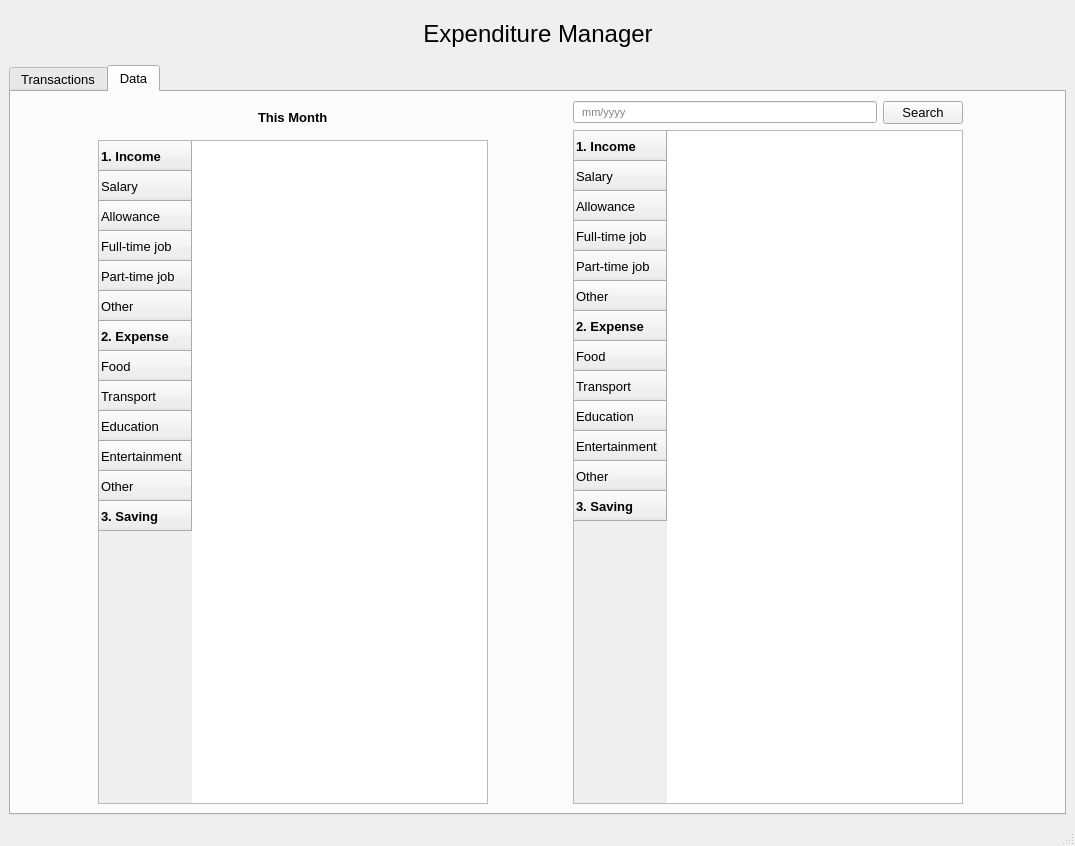
Above: ui_files/Inter_MainWindow.ui from thinh-doan/Expenditure_Manager before the change. Below: the same form after it.
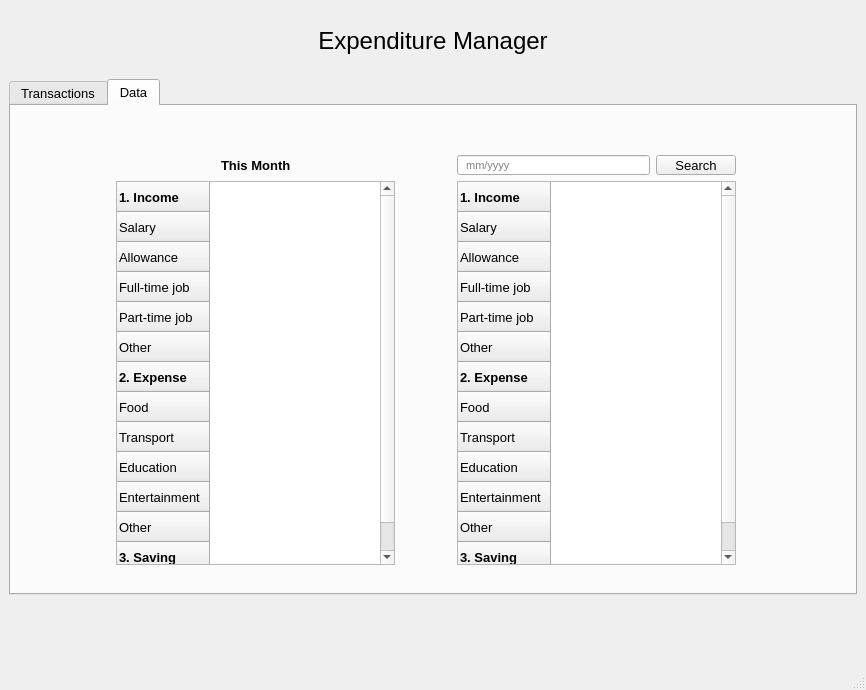
That is the form after the change. Icons and pictures are not drawn.

Commit message: sửa layout

What changed in the file:
```diff
--- a/ui_files/Inter_MainWindow.ui
+++ b/ui_files/Inter_MainWindow.ui
@@ -6,8 +6,8 @@
    <rect>
     <x>0</x>
     <y>0</y>
-    <width>1075</width>
-    <height>846</height>
+    <width>866</width>
+    <height>690</height>
    </rect>
   </property>
   <property name="font">
@@ -19,7 +19,7 @@
    <string>Expenditure Manager</string>
   </property>
   <widget class="QWidget" name="centralwidget">
-   <layout class="QVBoxLayout" name="verticalLayout_5" stretch="1,15">
+   <layout class="QVBoxLayout" name="verticalLayout_5" stretch="1,8,1">
     <item>
      <layout class="QHBoxLayout" name="horizontalLayout">
       <item>
@@ -401,7 +401,7 @@
        <attribute name="title">
         <string>Data</string>
        </attribute>
-       <layout class="QHBoxLayout" name="horizontalLayout_8" stretch="1,5,1,5,1,0">
+       <layout class="QHBoxLayout" name="horizontalLayout_8" stretch="1,0,5,1,5,0,1,0">
         <item>
          <spacer name="horizontalSpacer_15">
           <property name="orientation">
@@ -416,7 +416,33 @@
          </spacer>
         </item>
         <item>
-         <layout class="QVBoxLayout" name="verticalLayout_3" stretch="1,20">
+         <spacer name="horizontalSpacer_18">
+          <property name="orientation">
+           <enum>Qt::Horizontal</enum>
+          </property>
+          <property name="sizeHint" stdset="0">
+           <size>
+            <width>40</width>
+            <height>20</height>
+           </size>
+          </property>
+         </spacer>
+        </item>
+        <item>
+         <layout class="QVBoxLayout" name="verticalLayout_3" stretch="0,1,20,1">
+          <item>
+           <spacer name="verticalSpacer_7">
+            <property name="orientation">
+             <enum>Qt::Vertical</enum>
+            </property>
+            <property name="sizeHint" stdset="0">
+             <size>
+              <width>20</width>
+              <height>40</height>
+             </size>
+            </property>
+           </spacer>
+          </item>
           <item>
            <layout class="QHBoxLayout" name="horizontalLayout_7">
             <item>
@@ -573,6 +599,19 @@
             </row>
            </widget>
           </item>
+          <item>
+           <spacer name="verticalSpacer_3">
+            <property name="orientation">
+             <enum>Qt::Vertical</enum>
+            </property>
+            <property name="sizeHint" stdset="0">
+             <size>
+              <width>20</width>
+              <height>40</height>
+             </size>
+            </property>
+           </spacer>
+          </item>
          </layout>
         </item>
         <item>
@@ -589,7 +628,20 @@
          </spacer>
         </item>
         <item>
-         <layout class="QVBoxLayout" name="verticalLayout_4" stretch="1,10">
+         <layout class="QVBoxLayout" name="verticalLayout_4" stretch="0,1,20,1">
+          <item>
+           <spacer name="verticalSpacer_6">
+            <property name="orientation">
+             <enum>Qt::Vertical</enum>
+            </property>
+            <property name="sizeHint" stdset="0">
+             <size>
+              <width>20</width>
+              <height>40</height>
+             </size>
+            </property>
+           </spacer>
+          </item>
           <item>
            <layout class="QHBoxLayout" name="horizontalLayout_4">
             <item>
@@ -735,8 +787,34 @@
             </row>
            </widget>
           </item>
+          <item>
+           <spacer name="verticalSpacer_4">
+            <property name="orientation">
+             <enum>Qt::Vertical</enum>
+            </property>
+            <property name="sizeHint" stdset="0">
+             <size>
+              <width>20</width>
+              <height>40</height>
+             </size>
+            </property>
+           </spacer>
+          </item>
          </layout>
         </item>
+        <item>
+         <spacer name="horizontalSpacer_19">
+          <property name="orientation">
+           <enum>Qt::Horizontal</enum>
+          </property>
+          <property name="sizeHint" stdset="0">
+           <size>
+            <width>40</width>
+            <height>20</height>
+           </size>
+          </property>
+         </spacer>
+        </item>
         <item>
          <spacer name="horizontalSpacer_16">
           <property name="orientation">
@@ -761,6 +839,19 @@
       </widget>
      </widget>
     </item>
+    <item>
+     <spacer name="verticalSpacer_5">
+      <property name="orientation">
+       <enum>Qt::Vertical</enum>
+      </property>
+      <property name="sizeHint" stdset="0">
+       <size>
+        <width>20</width>
+        <height>40</height>
+       </size>
+      </property>
+     </spacer>
+    </item>
    </layout>
   </widget>
   <widget class="QMenuBar" name="menubar">
```
Left out of the diff: 4 changed lines with no effect on the pictures. The commit also changes 3 other files.
